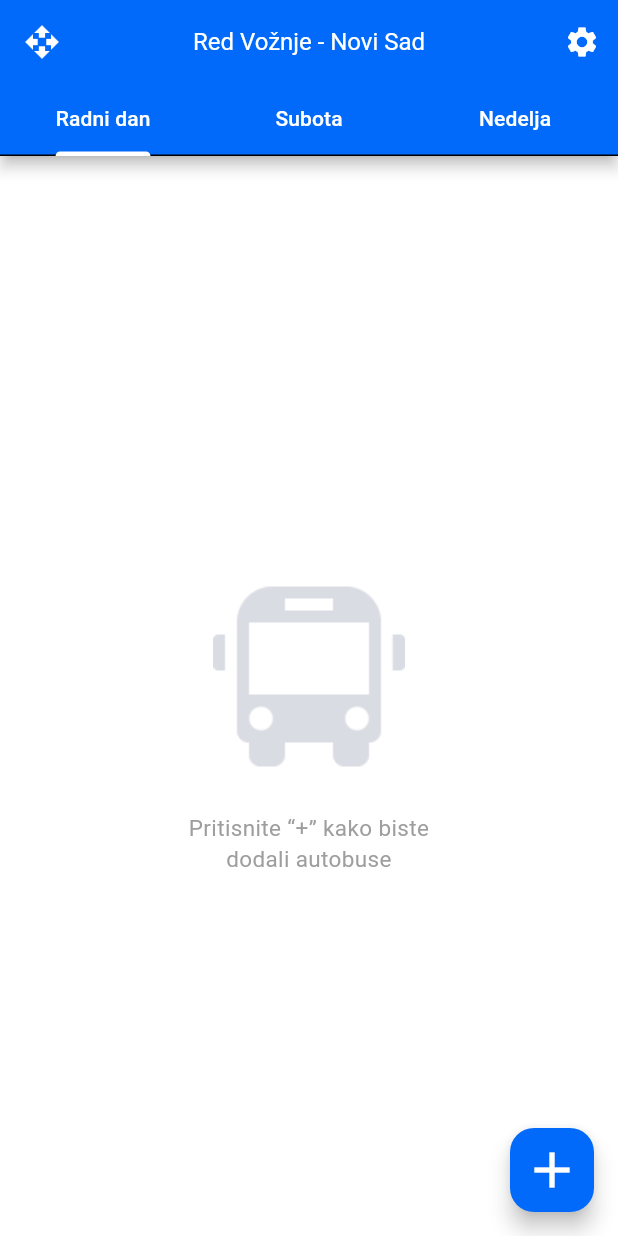
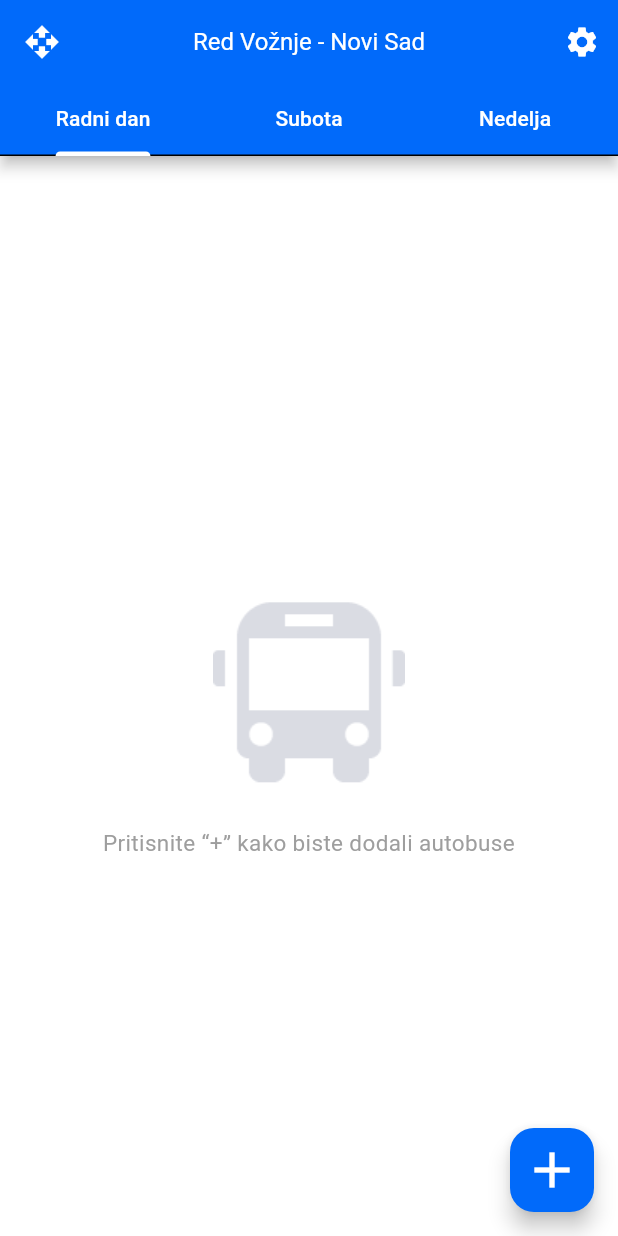
Before and after one commit to Crystal-Pigeon/red-voznje-novi-sad-flutter, a Flutter app: the screen it shows after launch, on a phone screen of 412 x 824 dp. Run offline on Flutter 3.47's test engine with Material 3 defaults, Android fonts, the phone set to English and light mode, and no system bars; our stand-ins replace flutter_riverpod, go_router, shared_preferences.

Commit message:
fix home page

```diff
--- a/lib/pages/home/home_page.dart
+++ b/lib/pages/home/home_page.dart
@@ -10,7 +10,13 @@ class HomePage extends ConsumerWidget {
 
   @override
   Widget build(BuildContext context, WidgetRef ref) {
+    // Watch the selected lanes
     final selectedLanes = ref.watch(selectedLanesProvider);
+
+    // Listening for changes inside the build method to trigger UI updates
+    ref.listen<List<SelectedLane>>(selectedLanesProvider, (previous, next) {
+      // No need to setState here in ConsumerWidget, as the ref.watch will rebuild on change
+    });
 
     return DefaultTabController(
       length: 3,
@@ -43,12 +49,14 @@ class HomePage extends ConsumerWidget {
             unselectedLabelColor: Colors.white,
           ),
         ),
-        body: TabBarView(
-          children: [
-            _buildTabContent(selectedLanes, 'R'), // Radni dan
-            _buildTabContent(selectedLanes, 'S'), // Subota
-            _buildTabContent(selectedLanes, 'N'), // Nedelja
-          ],
+        body: Container(
+          child: TabBarView(
+            children: [
+              _buildTabContent(selectedLanes, 'R'), // Radni dan
+              _buildTabContent(selectedLanes, 'S'), // Subota
+              _buildTabContent(selectedLanes, 'N'), // Nedelja
+            ],
+          ),
         ),
         floatingActionButton: FloatingActionButton(
           onPressed: () {
@@ -71,6 +79,7 @@ class HomePage extends ConsumerWidget {
       itemBuilder: (context, index) {
         final lane = selectedLanes[index];
         return LaneItemWidget(
+          key: ValueKey(lane.lane.id),  // Key for reordering
           lane: lane,
           dayType: dayType,
         );
@@ -91,7 +100,7 @@ class HomePage extends ConsumerWidget {
           ),
           const Text(
             textAlign: TextAlign.center,
-            'Pritisnite “+” kako biste\ndodali autobuse',
+            'Pritisnite “+” kako biste dodali autobuse',
             style: TextStyle(fontSize: 15, color: Colors.grey),
           ),
         ],
--- a/lib/pages/reorder_list/reorder_lanes_page.dart
+++ b/lib/pages/reorder_list/reorder_lanes_page.dart
@@ -16,7 +16,6 @@ class _ReorderLanesPageState extends ConsumerState<ReorderLanesPage> {
   @override
   void initState() {
     super.initState();
-    // Initialize reorderedLanes with the current selected lanes
     reorderedLanes = List.from(ref.read(selectedLanesProvider));
   }
 
@@ -38,14 +37,13 @@ class _ReorderLanesPageState extends ConsumerState<ReorderLanesPage> {
             final lane = reorderedLanes.removeAt(oldIndex);
             reorderedLanes.insert(newIndex, lane);
 
-            // Automatically save the reordered lanes every time the list is reordered
             ref.read(selectedLanesProvider.notifier).setReorderedLanes(reorderedLanes);
           });
         },
         children: [
           for (int index = 0; index < reorderedLanes.length; index++)
             Column(
-              key: ValueKey(reorderedLanes[index].lane.id), // Reordering key
+              key: ValueKey(reorderedLanes[index].lane.id),
               children: [
                 ListTile(
                   title: Text(
@@ -57,7 +55,7 @@ class _ReorderLanesPageState extends ConsumerState<ReorderLanesPage> {
                   ),
                   trailing: const Icon(Icons.drag_indicator),
                 ),
-                const Divider(height: 1), // Adds the underline to each item
+                const Divider(height: 1),
               ],
             ),
         ],
```
Also changed, not shown: lib/pages/lanes/lanes_page.dart (+1 -8 lines).
